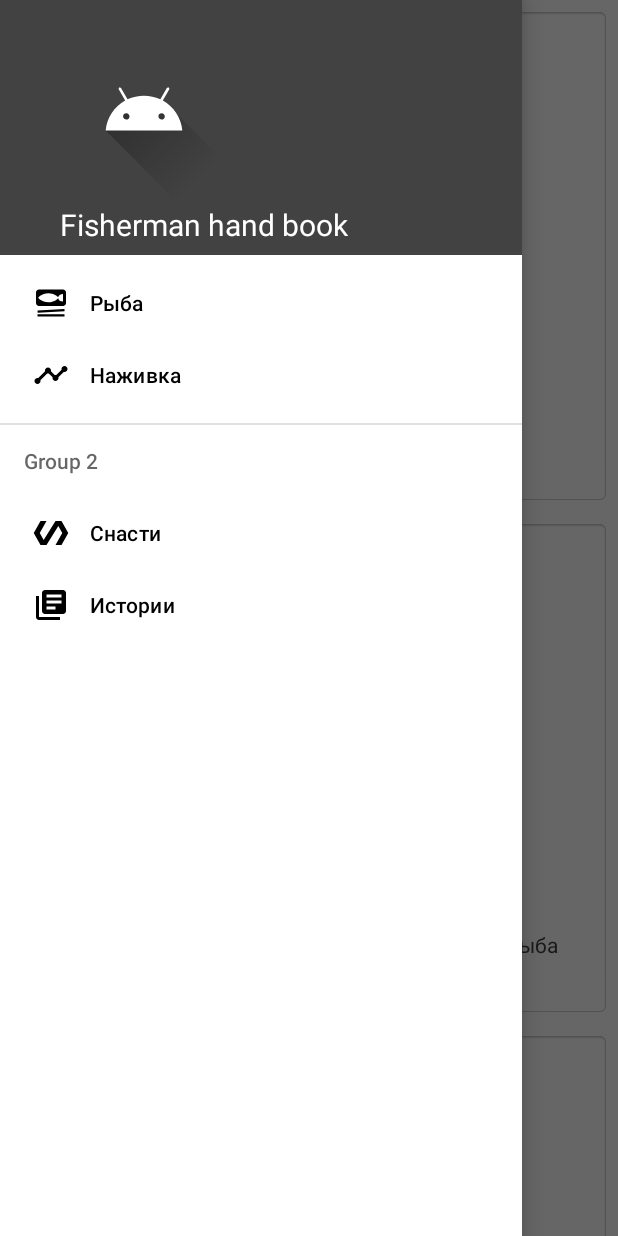
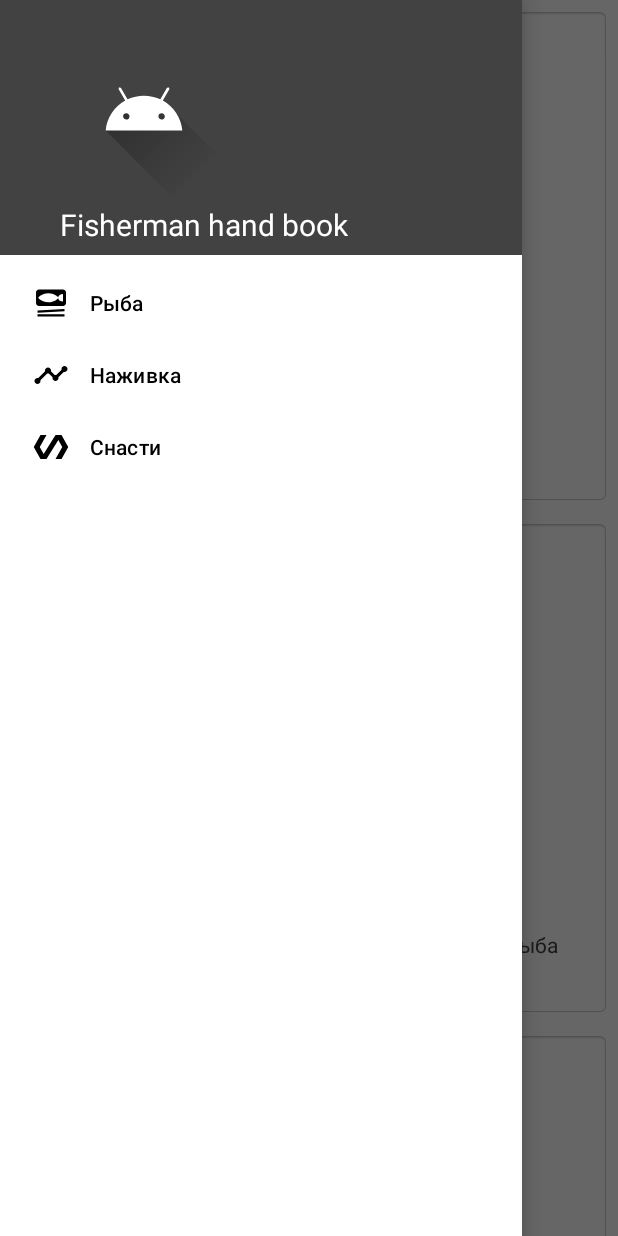
Before and after one commit to hafyok/Study, an Android app: the screen it shows after launch (MainActivity), with the side drawer open, on a phone screen of 412 x 824 dp. Run offline under Robolectric (Android 15) with nearby library versions, the phone set to English and light mode, and no system bars.

```diff
--- a/app/src/main/java/com/example/kotlin_lesson/MainActivity.kt
+++ b/app/src/main/java/com/example/kotlin_lesson/MainActivity.kt
@@ -46,16 +46,16 @@ class MainActivity : AppCompatActivity(), NavigationView.OnNavigationItemSelecte
     override fun onNavigationItemSelected(item: MenuItem): Boolean {
         when(item.itemId){
             R.id.id_fish -> {
-                Toast.makeText(this, "Id fish", Toast.LENGTH_SHORT).show()
+                Toast.makeText(this, "Меню с рыбами", Toast.LENGTH_SHORT).show()
                 adapter?.updateAdapter(fillArras(resources.getStringArray(R.array.fish),
                     resources.getStringArray(R.array.fish_content), getImageId(R.array.fish_image_array)) )
             }
             R.id.id_na -> {
-                Toast.makeText(this, "Id nalim", Toast.LENGTH_SHORT).show()
+                Toast.makeText(this, "Меню с наживками", Toast.LENGTH_SHORT).show()
                 adapter?.updateAdapter(fillArras(resources.getStringArray(R.array.na),
                     resources.getStringArray(R.array.na_content), getImageId(R.array.na_image_array)) )
             }
-            R.id.id_sna -> Toast.makeText(this, "Id snasti", Toast.LENGTH_SHORT).show()
+            //R.id.id_sna -> Toast.makeText(this, "Id snasti", Toast.LENGTH_SHORT).show()
         }
         drawerLayout.closeDrawer(GravityCompat.START)
         return true
--- a/app/src/main/res/menu/drawer_main_menu.xml
+++ b/app/src/main/res/menu/drawer_main_menu.xml
@@ -9,18 +9,20 @@
         <item android:title="@string/na"
             android:id="@+id/id_na"
             android:icon="@drawable/ic_na"/>
-
+        <item android:title="@string/sna"
+            android:id="@+id/id_sna"
+            android:icon="@drawable/ic_sna"/>
     </group>
 
-    <item android:title="Group 2">
-        <menu>
-            <item android:title="@string/sna"
-                android:id="@+id/id_sna"
-                android:icon="@drawable/ic_sna"/>
-            <item android:title="@string/history"
-                android:id="@+id/id_history"
-                android:icon="@drawable/ic_history"/>
-        </menu>
-    </item>
+<!--    <item android:title="Group 2">-->
+<!--        <menu>-->
+<!--            <item android:title="@string/sna"-->
+<!--                android:id="@+id/id_sna"-->
+<!--                android:icon="@drawable/ic_sna"/>-->
+<!--            <item android:title="@string/history"-->
+<!--                android:id="@+id/id_history"-->
+<!--                android:icon="@drawable/ic_history"/>-->
+<!--        </menu>-->
+<!--    </item>-->
 
 </menu>
--- a/app/src/main/res/values/array.xml
+++ b/app/src/main/res/values/array.xml
@@ -7,7 +7,7 @@
         <item>Карась</item>
     </string-array>
     <string-array name="fish_content">
-        <item>Длина тела до 5 м, масса до 400 кг (по историческим данным)[3]. Л. П. Сабанеев приводит сведения Кесслера о поимке сомов массой более 300 кг в XIX веке, в Днепре, Днестре и Одере[4]. Официально зарегистрирован пойманный сом массой 306 кг, длиной более 3 м и возрастом около 80 лет[5]. Сейчас сомы массой выше 100 кг встречаются крайне редко, тем не менее зарегистрированы случаи поимки сомов длиной более 2,5 м и массой около 150 кг[6]. Анальный плавник длинный, жировой плавник отсутствует, непарные плавники не имеют шипов.
+        <item>Сом - Длина тела до 5 м, масса до 400 кг (по историческим данным)[3]. Л. П. Сабанеев приводит сведения Кесслера о поимке сомов массой более 300 кг в XIX веке, в Днепре, Днестре и Одере[4]. Официально зарегистрирован пойманный сом массой 306 кг, длиной более 3 м и возрастом около 80 лет[5]. Сейчас сомы массой выше 100 кг встречаются крайне редко, тем не менее зарегистрированы случаи поимки сомов длиной более 2,5 м и массой около 150 кг[6]. Анальный плавник длинный, жировой плавник отсутствует, непарные плавники не имеют шипов.
             Окрас в большинстве случаев бурый с оттенками коричнево-зелёного, брюхо белое. В зависимости от мест обитания окрас может меняться от почти чёрного до светло-жёлтого. Иногда встречаются сомы альбиносы.</item>
         <item>Единственная исключительно пресноводная рыба отряда трескообразных. Имеет промысловую ценность.</item>
         <item>Рыба семейства щуковых. Распространена в пресных водах Евразии и Северной Америки. Живёт обычно в прибрежной зоне, в водных зарослях, в непроточных или слабопроточных водах.</item>
```
